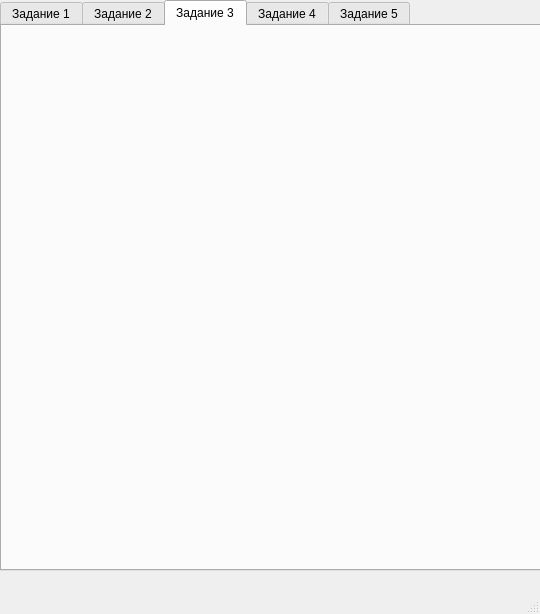
This is mainwindow.ui in AtShell/TestForPNPPK as Qt 5 draws it before an edit. The edited form follows.
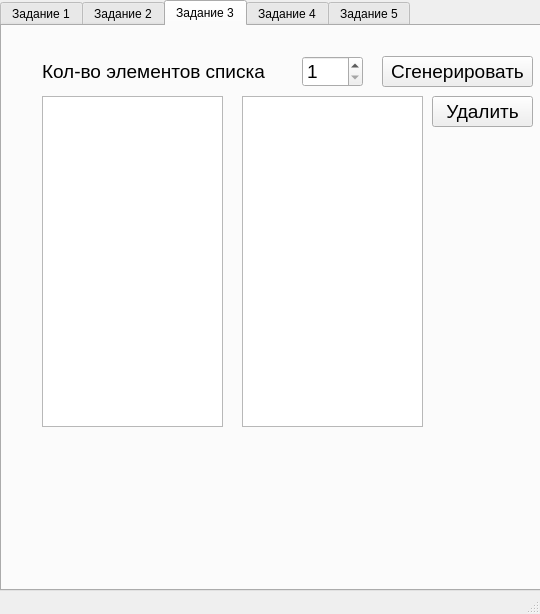
This is the edited form. The open tabs and pages were chosen to show the change.

Commit message: Task3- ready

```diff
--- a/mainwindow.ui
+++ b/mainwindow.ui
@@ -20,7 +20,7 @@
       <x>0</x>
       <y>0</y>
       <width>541</width>
-      <height>571</height>
+      <height>591</height>
      </rect>
     </property>
     <property name="currentIndex">
@@ -189,6 +189,101 @@
      <attribute name="title">
       <string>Задание 3</string>
      </attribute>
+     <widget class="QPushButton" name="pushButton_2">
+      <property name="geometry">
+       <rect>
+        <x>380</x>
+        <y>30</y>
+        <width>151</width>
+        <height>31</height>
+       </rect>
+      </property>
+      <property name="font">
+       <font>
+        <pointsize>14</pointsize>
+       </font>
+      </property>
+      <property name="text">
+       <string>Сгенерировать</string>
+      </property>
+     </widget>
+     <widget class="QSpinBox" name="spinBox">
+      <property name="geometry">
+       <rect>
+        <x>300</x>
+        <y>30</y>
+        <width>61</width>
+        <height>31</height>
+       </rect>
+      </property>
+      <property name="font">
+       <font>
+        <pointsize>14</pointsize>
+       </font>
+      </property>
+      <property name="minimum">
+       <number>1</number>
+      </property>
+      <property name="maximum">
+       <number>50</number>
+      </property>
+     </widget>
+     <widget class="QLabel" name="label_4">
+      <property name="geometry">
+       <rect>
+        <x>40</x>
+        <y>30</y>
+        <width>231</width>
+        <height>31</height>
+       </rect>
+      </property>
+      <property name="font">
+       <font>
+        <pointsize>14</pointsize>
+       </font>
+      </property>
+      <property name="text">
+       <string>Кол-во элементов списка</string>
+      </property>
+     </widget>
+     <widget class="QPushButton" name="pushButton_3">
+      <property name="geometry">
+       <rect>
+        <x>430</x>
+        <y>70</y>
+        <width>101</width>
+        <height>31</height>
+       </rect>
+      </property>
+      <property name="font">
+       <font>
+        <pointsize>14</pointsize>
+       </font>
+      </property>
+      <property name="text">
+       <string>Удалить</string>
+      </property>
+     </widget>
+     <widget class="QListWidget" name="listWidget_3">
+      <property name="geometry">
+       <rect>
+        <x>40</x>
+        <y>70</y>
+        <width>181</width>
+        <height>331</height>
+       </rect>
+      </property>
+     </widget>
+     <widget class="QListWidget" name="listWidget_4">
+      <property name="geometry">
+       <rect>
+        <x>240</x>
+        <y>70</y>
+        <width>181</width>
+        <height>331</height>
+       </rect>
+      </property>
+     </widget>
     </widget>
     <widget class="QWidget" name="task4">
      <attribute name="title">
```
Left out of the diff: 22 changed lines with no effect on the pictures. The commit also changes 2 other files.
